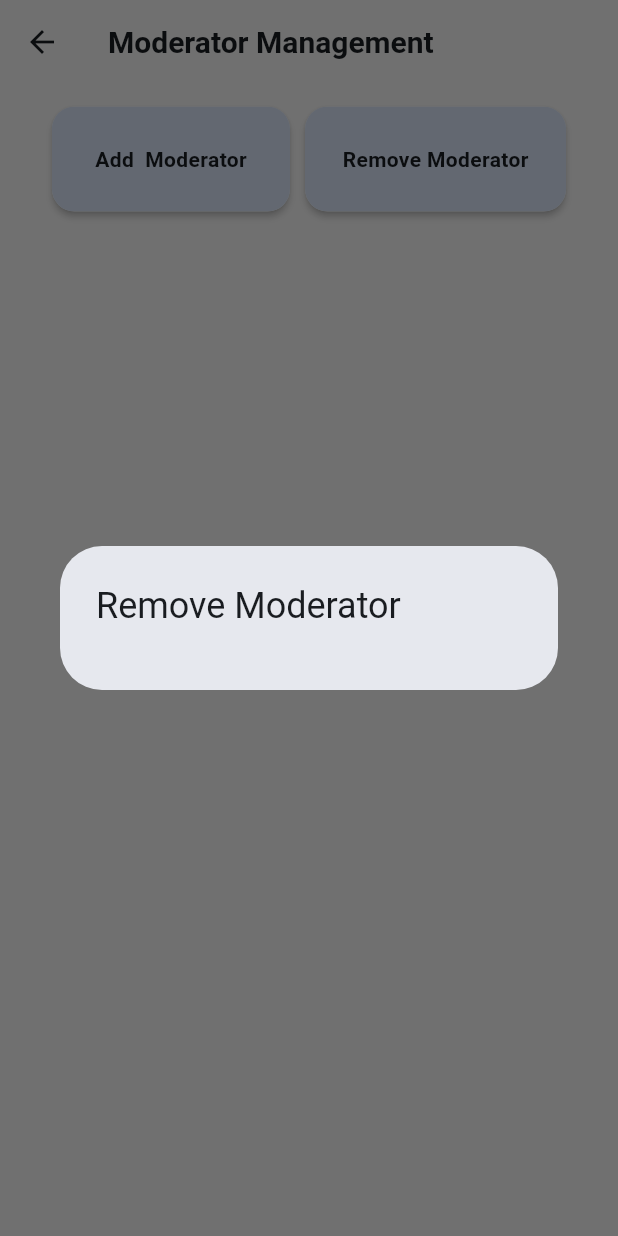
After one commit to zainab-frfr/OAAP, a Flutter app: the ModeratorManagementPage screen opened by its route, after a tap on "Remove Moderator", on a phone screen of 412 x 824 dp. The commit adds this screen. Run offline on Flutter 3.47's test engine with Material 3 defaults, Android fonts, the phone set to English and light mode, and no system bars; our stand-ins replace bloc, cloud_firestore, dotted_line, firebase_auth, firebase_core, flutter_bloc and 5 more; accounts and stored records are empty.

Commit message:
done: moderator management :P

```diff
--- a/lib/dashboards/admin_dashboard.dart
+++ b/lib/dashboards/admin_dashboard.dart
@@ -104,7 +104,10 @@ class _AdminDashboardState extends State<AdminDashboard> {
                         mainAxisAlignment: MainAxisAlignment.center,
                         children: [
                           ActionTile(
-                              onTap: () {},
+                              onTap: () {
+                                 Navigator.pushNamed(
+                                    context, '/moderatorManagement');
+                              },
                               colors: (mode == Brightness.light)
                                   ? colorsLight
                                   : colorsDark,
--- a/lib/main.dart
+++ b/lib/main.dart
@@ -7,6 +7,7 @@ import 'package:oaap/authentication/services/auth_gate.dart';
 import 'package:oaap/client_category_management/bloc/cc_bloc.dart';
 import 'package:oaap/client_category_management/ui/view/client_category_page.dart';
 import 'package:oaap/firebase_options.dart';
+import 'package:oaap/moderator_management/ui/view/moderator_page.dart';
 import 'package:oaap/performance_reports/bloc/performance%20bloc/performance_bloc.dart';
 import 'package:oaap/performance_reports/bloc/user%20bloc/user_bloc.dart';
 import 'package:oaap/performance_reports/ui/views/performance_admin_view.dart';
@@ -34,7 +35,7 @@ import 'package:oaap/task_management/ui/view/task_management_page.dart';
   10. create task mein empty title and description pop up background mein ata hai :(
 */
 
-void main() async {
+  void main() async {
   WidgetsFlutterBinding.ensureInitialized();
   await Firebase.initializeApp(
       options: DefaultFirebaseOptions
@@ -97,6 +98,7 @@ class MainApp extends StatelessWidget {
                 '/settings': (context) => const MySettingsPage(),
                 '/taskManagement': (context) => const MyTaskPage(),
                 '/performanceReportAdmin': (context) => const AdminPerformanceView(),
+                '/moderatorManagement': (context) => const ModeratorManagementPage(),
               },
             );
           }
--- /dev/null
+++ b/lib/moderator_management/ui/view/moderator_page.dart
@@ -0,0 +1,135 @@
+import 'package:flutter/material.dart';
+import 'package:flutter_bloc/flutter_bloc.dart';
+import 'package:oaap/access_management/data/user_model.dart';
+import 'package:oaap/authentication/ui_components/widgets/sign_in_up_button.dart';
+import 'package:oaap/moderator_management/ui/widgets/moderator_tile.dart';
+import 'package:oaap/performance_reports/bloc/user%20bloc/user_bloc.dart';
+
+class ModeratorManagementPage extends StatefulWidget {
+  const ModeratorManagementPage({super.key});
+
+  @override
+  State<ModeratorManagementPage> createState() => _ModeratorManagementPageState();
+}
+
+class _ModeratorManagementPageState extends State<ModeratorManagementPage> {
+  @override
+  void initState() {
+    WidgetsBinding.instance.addPostFrameCallback((timeStamp) {
+      context.read<UserBloc>().add(const FetchUsers());
+    });
+    super.initState();
+  }
+
+  @override
+  Widget build(BuildContext context) {
+    return Scaffold(
+      appBar: AppBar(
+        title: const Padding(
+          padding: EdgeInsets.symmetric(
+            vertical: 20,
+          ),
+          child: Text(
+            'Moderator Management',
+            style: TextStyle(fontWeight: FontWeight.bold, fontSize: 20),
+          ),
+        ),
+      ),
+      body:Padding(
+        padding: const EdgeInsets.symmetric(vertical: 15, horizontal: 20),
+        child: BlocBuilder<UserBloc,UserState>(
+          builder: (context, state) {
+            switch(state){
+              case UserLoadingState():
+                return const Center(child: CircularProgressIndicator(),);
+              case UserErrorState():
+                return Center(child: Text(state.error),);
+              case FetchedUsers():
+                List<User> moderators = state.users.where((user) => user.role == 'moderator').toList();
+                List<User> employees = state.users.where((user) => user.role == 'employee').toList();
+                return Column(
+                  children: [
+                    Row(
+                      mainAxisAlignment: MainAxisAlignment.center,
+                      children: [
+                        MySignInUpButton(
+                          onTap: (){
+                            showDialog(
+                              context: context,
+                              builder: (context) {
+                                return AlertDialog(
+                                  title: const Text('Add Moderator'),
+                                  content: SizedBox(
+                                    width: double.maxFinite,
+                                    child: ListView.builder(
+                                      itemCount: employees.length,
+                                      shrinkWrap: true,
+                                      itemBuilder: (context, index) {
+                                        return ListTile(
+                                          title: Text(employees[index].username),
+                                          onTap: () {
+                                            context.read<UserBloc>().add( MakeModerator(userEmail: employees[index].email));
+                                            Navigator.pop(context);
+                                          },
+                                        );
+                                      },
+                                    ),
+                                  ),
+                                );
+                              },
+                            );
+                          },
+                          text: ' Add  Moderator '
+                        ),
+                        const SizedBox(width: 10,),
+                        MySignInUpButton(
+                          onTap: (){
+                            showDialog(
+                              context: context,
+                              builder: (context) {
+                                return AlertDialog(
+                                  title: const Text('Remove Moderator'),
+                                  content: SizedBox(
+                                    width: double.maxFinite,
+                                    child: ListView.builder(
+                                      itemCount: moderators.length,
+                                      shrinkWrap: true,
+                                      itemBuilder: (context, index) {
+                                        return ListTile(
+                                          title: Text(moderators[index].username),
+                                          onTap: () {
+                                            context.read<UserBloc>().add( RemoveModerator(userEmail: moderators[index].email));
+                                            Navigator.pop(context);
+                                          },
+                                        );
+                                      },
+                                    ),
+                                  ),
+                                );
+                              },
+                            );
+                          },
+                          text: 'Remove Moderator'),
+                      ],
+                    ),
+                    const SizedBox(height: 30,),
+                    Expanded(
+                      child: ListView.builder(
+                        itemCount: moderators.length,
+                        itemBuilder: (context, index) {
+
+                          return MyModeratorTile(user: moderators[index]);
+
+                        },
+                      ),
+                    )
+
+                  ],
+                );
+            }
+          },
+        )
+      ),
+    );
+  }
+}
--- a/lib/performance_reports/bloc/user bloc/user_event.dart
+++ b/lib/performance_reports/bloc/user bloc/user_event.dart
@@ -7,3 +7,13 @@ sealed class UserEvent{
 final class FetchUsers extends UserEvent{
   const FetchUsers();
 }
+
+final class MakeModerator extends UserEvent{
+  final String userEmail;
+  const MakeModerator({required this.userEmail});
+}
+
+final class RemoveModerator extends UserEvent{
+  final String userEmail;
+  const RemoveModerator({required this.userEmail});
+}
--- a/lib/performance_reports/ui/views/performance_employee_view.dart
+++ b/lib/performance_reports/ui/views/performance_employee_view.dart
@@ -37,7 +37,7 @@ class _EmployeePerformanceReportState extends State<EmployeePerformanceReport> {
 
     // Save to a temporary file
     final tempDir = await getTemporaryDirectory();
-    final tempFile = File('${tempDir.path}/performance.pdf');
+    final tempFile = File('${tempDir.path}/${widget.userName}.pdf');
     await tempFile.writeAsBytes(pdfData);
 
     // Open the PDF file
@@ -78,7 +78,7 @@ class _EmployeePerformanceReportState extends State<EmployeePerformanceReport> {
           borderRadius: BorderRadius.circular(20),
           child: const Padding(
             padding: EdgeInsets.symmetric(vertical: 5, horizontal: 10),
-            child: Text('Share as PDF!'),
+            child: Text('View as PDF!'),
           ),
         )
       ],
```
Also changed, not shown: lib/moderator_management/ui/widgets/moderator_tile.dart (added, +51 -0 lines), lib/performance_reports/bloc/user bloc/user_bloc.dart (+54 -0 lines).
